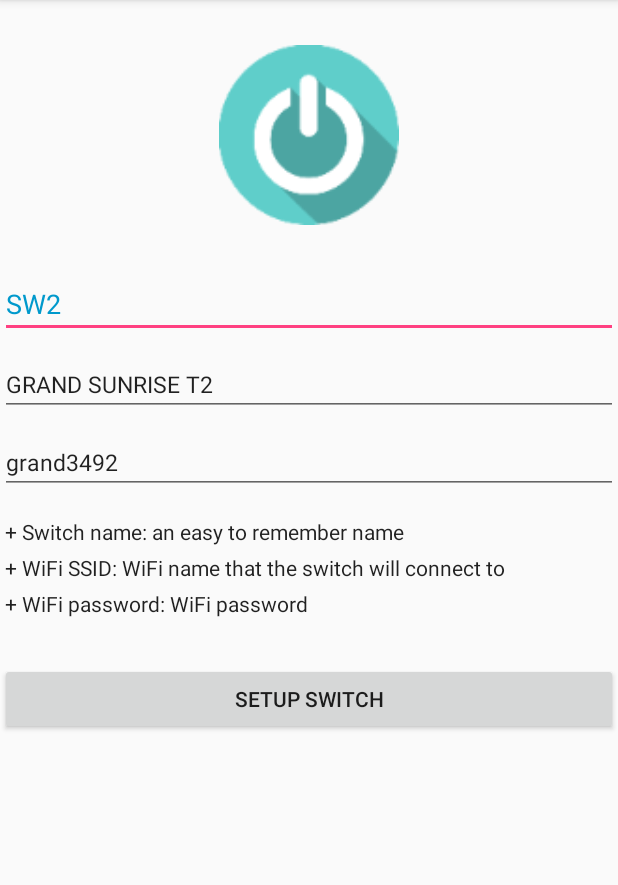
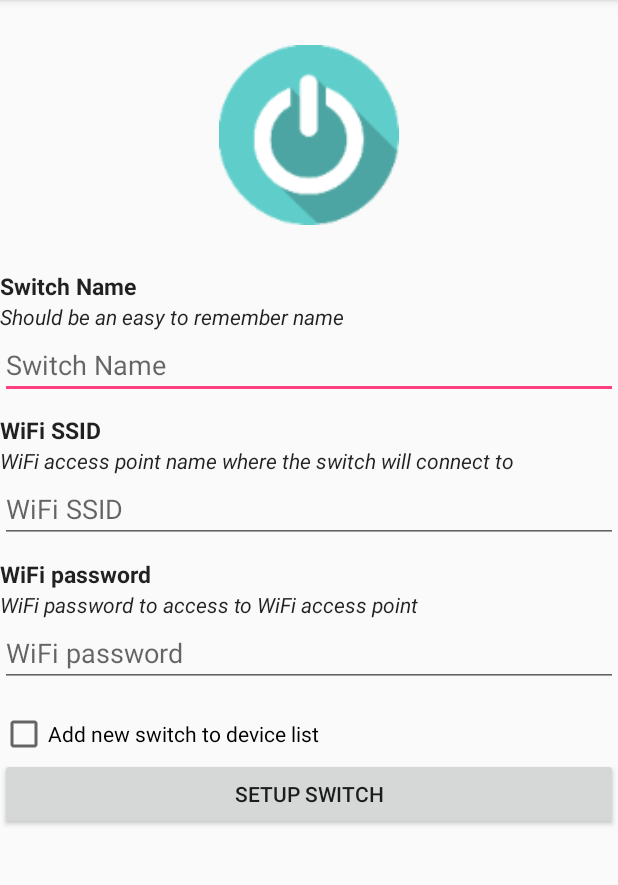
Before and after one commit to truongvinhnhunguyen/AiOhTeaCollection, an Android app: the SwitchSetup screen opened directly, with no data from a screen before it, on a phone screen of 412 x 824 dp, the part 84-969 px from its top. Run offline under Robolectric (Android 15) with nearby library versions, the phone set to English and light mode, and no system bars.

```diff
--- a/app/src/main/java/com/aiohtea/aiohteacollection/SwitchAdding.java
+++ b/app/src/main/java/com/aiohtea/aiohteacollection/SwitchAdding.java
@@ -21,8 +21,8 @@ public class SwitchAdding extends AppCompatActivity {
 
         Intent resultIntent = new Intent();
 
-        resultIntent.putExtra("switchid", switchIdBox.getText().toString());
-        resultIntent.putExtra("switchdesc", switchDescBox.getText().toString());
+        resultIntent.putExtra("SW_NAME", switchIdBox.getText().toString());
+        resultIntent.putExtra("SW_DESC", switchDescBox.getText().toString());
 
 
         setResult(DeviceListItem.SWITCH_DEV_TYPE, resultIntent);
--- a/app/src/main/res/layout/activity_main.xml
+++ b/app/src/main/res/layout/activity_main.xml
@@ -15,7 +15,6 @@
             android:id="@+id/toolbar"
             android:layout_width="match_parent"
             android:layout_height="?attr/actionBarSize"
-            android:background="?attr/colorPrimary"
             app:popupTheme="@style/AppTheme.PopupOverlay" />
 
     </android.support.design.widget.AppBarLayout>
@@ -36,6 +35,7 @@
         android:layout_height="wrap_content"
         android:layout_gravity="bottom|end"
         android:layout_margin="@dimen/fab_margin"
+        app:backgroundTint="@android:color/background_light"
         app:srcCompat="@android:drawable/ic_input_add" />
 
 
--- a/app/src/main/res/layout/switch_setup.xml
+++ b/app/src/main/res/layout/switch_setup.xml
@@ -17,34 +17,89 @@
         android:layout_width="match_parent"
         android:layout_height="30dp" />
 
+    <TextView
+        android:id="@+id/textView3"
+        android:layout_width="match_parent"
+        android:layout_height="wrap_content"
+        android:lineSpacingExtra="10sp"
+        android:text="@string/switch_id_box"
+        android:textAppearance="@style/TextAppearance.AppCompat.Body1"
+        android:textSize="15sp"
+        android:textStyle="bold" />
+
+    <TextView
+        android:id="@+id/textView6"
+        android:layout_width="match_parent"
+        android:layout_height="wrap_content"
+        android:lineSpacingExtra="8sp"
+        android:text="@string/setup_switch_guide_1"
+        android:textAppearance="@style/TextAppearance.AppCompat.Body1"
+        android:textStyle="italic" />
+
     <EditText
         android:id="@+id/switch_id_box"
         android:layout_width="match_parent"
         android:layout_height="wrap_content"
         android:ems="10"
         android:hint="@string/switch_id_box"
-        android:inputType="textPersonName"
+        android:inputType="textPersonName|textFilter"
         android:maxLength="32"
-        android:text="SW2"
-        android:textColor="@android:color/holo_blue_dark"
-        tools:ignore="HardcodedText" />
+        android:textColor="@android:color/holo_blue_dark"/>
 
     <Space
         android:layout_width="match_parent"
         android:layout_height="10dp" />
+
+    <TextView
+        android:id="@+id/textView4"
+        android:layout_width="match_parent"
+        android:layout_height="wrap_content"
+        android:lineSpacingExtra="8sp"
+        android:text="@string/wifi_ssid_box"
+        android:textAppearance="@style/TextAppearance.AppCompat.Body1"
+        android:textSize="15sp"
+        android:textStyle="bold" />
+
+    <TextView
+        android:id="@+id/textView7"
+        android:layout_width="match_parent"
+        android:layout_height="wrap_content"
+        android:lineSpacingExtra="8sp"
+        android:text="@string/setup_switch_guide_2"
+        android:textAppearance="@style/TextAppearance.AppCompat.Body1"
+        android:textStyle="italic" />
 
     <EditText
         android:id="@+id/wifi_ssid_box"
         android:layout_width="match_parent"
         android:layout_height="wrap_content"
         android:ems="10"
-        android:hint="@string/ssid_box"
+        android:hint="@string/wifi_ssid_box"
         android:inputType="textPersonName"
-        android:text="GRAND SUNRISE T2"
-        android:textSize="15sp" />
+        android:textSize="18sp" />
+
+
     <Space
         android:layout_width="match_parent"
         android:layout_height="10dp" />
+
+    <TextView
+        android:id="@+id/textView5"
+        android:layout_width="match_parent"
+        android:layout_height="wrap_content"
+        android:lineSpacingExtra="8sp"
+        android:text="@string/wifi_password_box"
+        android:textAppearance="@style/TextAppearance.AppCompat.Body1"
+        android:textSize="15sp"
+        android:textStyle="bold" />
+    <TextView
+        android:id="@+id/textView8"
+        android:layout_width="match_parent"
+        android:layout_height="wrap_content"
+        android:lineSpacingExtra="8sp"
+        android:text="@string/setup_switch_guide_3"
+        android:textAppearance="@style/TextAppearance.AppCompat.Body1"
+        android:textStyle="italic" />
 
     <EditText
         android:id="@+id/wifi_password_box"
@@ -53,24 +108,17 @@
         android:ems="10"
         android:hint="@string/wifi_password_box"
         android:inputType="textPassword|textVisiblePassword"
-        android:text="grand3492"
-        android:textSize="15sp" />
+        android:textSize="18sp" />
 
     <Space
         android:layout_width="match_parent"
         android:layout_height="15dp" />
 
-    <TextView
-        android:id="@+id/textView"
+    <CheckBox
+        android:id="@+id/checkBox"
         android:layout_width="match_parent"
         android:layout_height="wrap_content"
-        android:lineSpacingExtra="8sp"
-        android:text="@string/setup_switch_guide"
-        android:textAppearance="@style/TextAppearance.AppCompat.Body1" />
-
-    <Space
-        android:layout_width="match_parent"
-        android:layout_height="30dp" />
+        android:text="@string/option_check_box" />
 
     <Button
         android:id="@+id/switch_setup"
--- a/app/src/main/res/values/colors.xml
+++ b/app/src/main/res/values/colors.xml
@@ -2,5 +2,5 @@
 <resources>
     <color name="colorPrimary">#3F51B5</color>
     <color name="colorPrimaryDark">#303F9F</color>
-    <color name="colorAccent">#FF4081</color>
+    <color name="colorAccent">#ff4081</color>
 </resources>
--- a/app/src/main/res/values/strings.xml
+++ b/app/src/main/res/values/strings.xml
@@ -6,15 +6,15 @@
     <string name="button">Button</string>
     <string name="add_switch">ADD SWITCH</string>
     <string name="add_switch_guide">
-        Enter ID and Description of switch that was attached to network,
-        press ADD SWITCH button to add the switch to your device collection.
+        1.Enter ID and Description of a switch that will be/was attached to network\n
+        2.Press ADD SWITCH button to add the switch to your device collection.
     </string>
     <string name="switch_desc_box">Switch Description</string>
+    <string name="switch_desc_guide">Such as \"Irrigation system\"</string>
     <string name="switch_id_box">Switch Name</string>
     <string name="action_about">About...</string>
-    <string name="guide">1. Press (+) button to add your devices\n2. Tap an added device to control</string>
-    <string name="guide_title">HELP</string>
-    <string name="guide_description">Short guidance:</string>
+    <string name="about_text">IoT should make our life easy and enjoyable\n
+        like having tea.</string>
 
     <!--> SWITCH STATUS</!-->
     <string name="sw_on">"STATUS: ON"</string>
@@ -23,14 +23,14 @@
     <string name="sw_unknown">"Tap to find the switch"</string>
 
     <!--> SWITCH SETUP</!-->
-    <string name="setup_switch_guide">
-        \u0020+ Switch name: an easy to remember name\n
-        + WiFi SSID: WiFi name that the switch will connect to\n
-        + WiFi password: WiFi password
-    </string>
+    <string name="setup_switch_guide_1">Should be an easy to remember name</string>
+    <string name="setup_switch_guide_2">WiFi access point name where the switch will connect to</string>
+    <string name="setup_switch_guide_3">WiFi password to access to WiFi access point</string>
 
     <string name="setup_switch">SETUP SWITCH</string>
-    <string name="ssid_box">WiFi SSID</string>
+    <string name="wifi_ssid_box">WiFi SSID</string>
     <string name="wifi_password_box">WiFi password</string>
+    <string name="option_check_box">Add new switch to device list</string>
+    <string name="can_not_be_empty">can not be empty.</string>
 
 </resources>
```
Also changed, not shown: app/src/main/AndroidManifest.xml (+11 -2 lines), app/src/main/java/com/aiohtea/aiohteacollection/About.java (added, +15 -0 lines), app/src/main/java/com/aiohtea/aiohteacollection/MainActivity.java (+31 -15 lines), app/src/main/java/com/aiohtea/aiohteacollection/SwitchListItem.java (+5 -2 lines), app/src/main/java/com/aiohtea/aiohteacollection/SwitchSetup.java (+63 -11 lines), app/src/main/res/layout/about.xml (+14 -14 lines), app/src/main/res/layout/switch_adding.xml (+53 -17 lines), app/src/main/res/mipmap-xxxhdpi/aiohtea_info_item.png (deleted), 1 other file.
